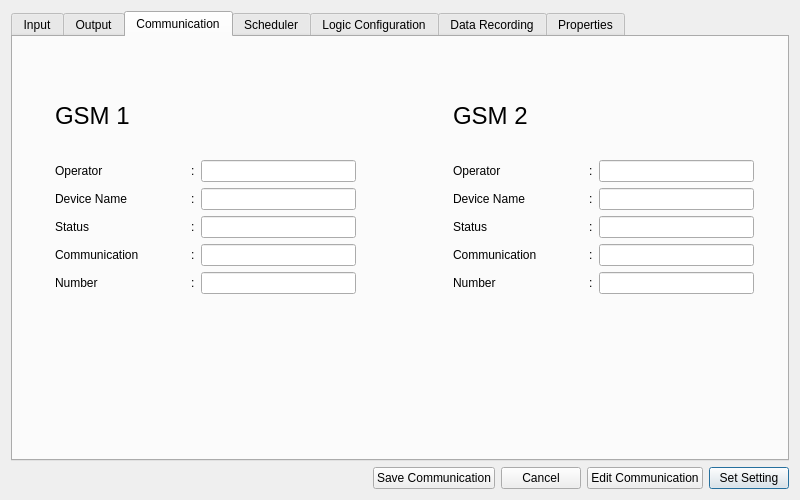
Above: view/formmodule.ui from zenaki/RTU before the change. Below: the same form after it.
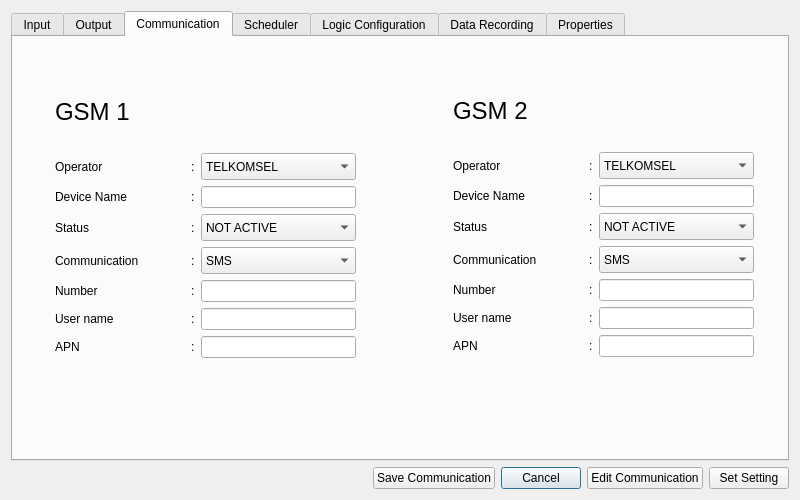
That is the form after the change. The open tabs and pages were chosen to show the change.

Patch:
```diff
--- a/view/formmodule.ui
+++ b/view/formmodule.ui
@@ -20,6 +20,57 @@
    <string>Dialog</string>
   </property>
   <layout class="QGridLayout" name="gridLayout_10">
+   <item row="1" column="0">
+    <layout class="QGridLayout" name="gridLayout">
+     <item row="0" column="2">
+      <widget class="QPushButton" name="pbCancel">
+       <property name="enabled">
+        <bool>true</bool>
+       </property>
+       <property name="text">
+        <string>Cancel</string>
+       </property>
+      </widget>
+     </item>
+     <item row="0" column="1">
+      <widget class="QPushButton" name="pbSave">
+       <property name="enabled">
+        <bool>true</bool>
+       </property>
+       <property name="text">
+        <string>Save Communication</string>
+       </property>
+      </widget>
+     </item>
+     <item row="0" column="4">
+      <widget class="QPushButton" name="pbSet">
+       <property name="text">
+        <string>Set Setting</string>
+       </property>
+      </widget>
+     </item>
+     <item row="0" column="3">
+      <widget class="QPushButton" name="pbEdit">
+       <property name="text">
+        <string>Edit Communication</string>
+       </property>
+      </widget>
+     </item>
+     <item row="0" column="0">
+      <spacer name="horizontalSpacer">
+       <property name="orientation">
+        <enum>Qt::Horizontal</enum>
+       </property>
+       <property name="sizeHint" stdset="0">
+        <size>
+         <width>40</width>
+         <height>20</height>
+        </size>
+       </property>
+      </spacer>
+     </item>
+    </layout>
+   </item>
    <item row="0" column="0">
     <widget class="QTabWidget" name="tabWidget">
      <property name="currentIndex">
@@ -112,7 +163,7 @@
          <x>42</x>
          <y>51</y>
          <width>301</width>
-         <height>206</height>
+         <height>270</height>
         </rect>
        </property>
        <layout class="QGridLayout" name="gridLayout_7">
@@ -128,16 +179,16 @@
           <property name="topMargin">
            <number>10</number>
           </property>
-          <item row="0" column="0">
-           <widget class="QLabel" name="label_2">
-            <property name="minimumSize">
+          <item row="5" column="1">
+           <widget class="QLabel" name="label_24">
+            <property name="maximumSize">
              <size>
-              <width>130</width>
+              <width>16</width>
               <height>17</height>
              </size>
             </property>
             <property name="text">
-             <string>Operator</string>
+             <string>:</string>
             </property>
            </widget>
           </item>
@@ -193,6 +244,45 @@
             </property>
            </widget>
           </item>
+          <item row="0" column="0">
+           <widget class="QLabel" name="label_2">
+            <property name="minimumSize">
+             <size>
+              <width>130</width>
+              <height>17</height>
+             </size>
+            </property>
+            <property name="text">
+             <string>Operator</string>
+            </property>
+           </widget>
+          </item>
+          <item row="4" column="0">
+           <widget class="QLabel" name="label_6">
+            <property name="minimumSize">
+             <size>
+              <width>130</width>
+              <height>17</height>
+             </size>
+            </property>
+            <property name="text">
+             <string>Number</string>
+            </property>
+           </widget>
+          </item>
+          <item row="4" column="1">
+           <widget class="QLabel" name="label_11">
+            <property name="maximumSize">
+             <size>
+              <width>16</width>
+              <height>17</height>
+             </size>
+            </property>
+            <property name="text">
+             <string>:</string>
+            </property>
+           </widget>
+          </item>
           <item row="2" column="1">
            <widget class="QLabel" name="label_9">
             <property name="maximumSize">
@@ -206,6 +296,19 @@
             </property>
            </widget>
           </item>
+          <item row="5" column="0">
+           <widget class="QLabel" name="label_23">
+            <property name="minimumSize">
+             <size>
+              <width>130</width>
+              <height>17</height>
+             </size>
+            </property>
+            <property name="text">
+             <string>User name</string>
+            </property>
+           </widget>
+          </item>
           <item row="3" column="0">
            <widget class="QLabel" name="label_5">
             <property name="minimumSize">
@@ -232,39 +335,6 @@
             </property>
            </widget>
           </item>
-          <item row="4" column="0">
-           <widget class="QLabel" name="label_6">
-            <property name="minimumSize">
-             <size>
-              <width>130</width>
-              <height>17</height>
-             </size>
-            </property>
-            <property name="text">
-             <string>Number</string>
-            </property>
-           </widget>
-          </item>
-          <item row="4" column="1">
-           <widget class="QLabel" name="label_11">
-            <property name="maximumSize">
-             <size>
-              <width>16</width>
-              <height>17</height>
-             </size>
-            </property>
-            <property name="text">
-             <string>:</string>
-            </property>
-           </widget>
-          </item>
-          <item row="0" column="2">
-           <widget class="QLineEdit" name="opt_1">
-            <property name="enabled">
-             <bool>true</bool>
-            </property>
-           </widget>
-          </item>
           <item row="1" column="2">
            <widget class="QLineEdit" name="device_1">
             <property name="enabled">
@@ -272,18 +342,29 @@
             </property>
            </widget>
           </item>
-          <item row="2" column="2">
-           <widget class="QLineEdit" name="status_1">
-            <property name="enabled">
-             <bool>true</bool>
+          <item row="0" column="2">
+           <widget class="QComboBox" name="opt_1">
+            <property name="minimumSize">
+             <size>
+              <width>141</width>
+              <height>27</height>
+             </size>
             </property>
-           </widget>
-          </item>
-          <item row="3" column="2">
-           <widget class="QLineEdit" name="com_1">
-            <property name="enabled">
-             <bool>true</bool>
-            </property>
+            <item>
+             <property name="text">
+              <string>TELKOMSEL</string>
+             </property>
+            </item>
+            <item>
+             <property name="text">
+              <string>INDOSAT</string>
+             </property>
+            </item>
+            <item>
+             <property name="text">
+              <string>XL</string>
+             </property>
+            </item>
            </widget>
           </item>
           <item row="4" column="2">
@@ -293,33 +374,132 @@
             </property>
            </widget>
           </item>
+          <item row="2" column="2">
+           <widget class="QComboBox" name="status_1">
+            <property name="minimumSize">
+             <size>
+              <width>141</width>
+              <height>27</height>
+             </size>
+            </property>
+            <item>
+             <property name="text">
+              <string>NOT ACTIVE</string>
+             </property>
+            </item>
+            <item>
+             <property name="text">
+              <string>ACTIVE</string>
+             </property>
+            </item>
+           </widget>
+          </item>
+          <item row="3" column="2">
+           <widget class="QComboBox" name="com_1">
+            <property name="minimumSize">
+             <size>
+              <width>141</width>
+              <height>27</height>
+             </size>
+            </property>
+            <item>
+             <property name="text">
+              <string>SMS</string>
+             </property>
+            </item>
+            <item>
+             <property name="text">
+              <string>GPRS</string>
+             </property>
+            </item>
+           </widget>
+          </item>
+          <item row="5" column="2">
+           <widget class="QLineEdit" name="user_1">
+            <property name="enabled">
+             <bool>true</bool>
+            </property>
+           </widget>
+          </item>
+          <item row="6" column="1">
+           <widget class="QLabel" name="label_26">
+            <property name="maximumSize">
+             <size>
+              <width>16</width>
+              <height>17</height>
+             </size>
+            </property>
+            <property name="text">
+             <string>:</string>
+            </property>
+           </widget>
+          </item>
+          <item row="6" column="2">
+           <widget class="QLineEdit" name="apn_1">
+            <property name="enabled">
+             <bool>true</bool>
+            </property>
+           </widget>
+          </item>
+          <item row="6" column="0">
+           <widget class="QLabel" name="label_25">
+            <property name="minimumSize">
+             <size>
+              <width>130</width>
+              <height>17</height>
+             </size>
+            </property>
+            <property name="text">
+             <string>APN</string>
+            </property>
+           </widget>
+          </item>
          </layout>
         </item>
        </layout>
       </widget>
-      <widget class="QWidget" name="layoutWidget">
+      <widget class="QWidget" name="layoutWidget_3">
        <property name="geometry">
         <rect>
          <x>440</x>
-         <y>51</y>
+         <y>50</y>
          <width>301</width>
-         <height>206</height>
+         <height>270</height>
         </rect>
        </property>
        <layout class="QGridLayout" name="gridLayout_8">
-        <item row="0" column="0">
-         <widget class="QLabel" name="label_12">
-          <property name="text">
-           <string>&lt;html&gt;&lt;head/&gt;&lt;body&gt;&lt;p&gt;&lt;span style=&quot; font-size:18pt;&quot;&gt;GSM 2&lt;/span&gt;&lt;/p&gt;&lt;/body&gt;&lt;/html&gt;</string>
-          </property>
-         </widget>
-        </item>
         <item row="1" column="0">
          <layout class="QGridLayout" name="gridLayout_9">
           <property name="topMargin">
            <number>10</number>
           </property>
-          <item row="0" column="0">
+          <item row="5" column="1">
+           <widget class="QLabel" name="label_27">
+            <property name="maximumSize">
+             <size>
+              <width>16</width>
+              <height>17</height>
+             </size>
+            </property>
+            <property name="text">
+             <string>:</string>
+            </property>
+           </widget>
+          </item>
+          <item row="0" column="1">
+           <widget class="QLabel" name="label_12">
+            <property name="maximumSize">
+             <size>
+              <width>16</width>
+              <height>17</height>
+             </size>
+            </property>
+            <property name="text">
+             <string>:</string>
+            </property>
+           </widget>
+          </item>
+          <item row="1" column="0">
            <widget class="QLabel" name="label_13">
             <property name="minimumSize">
              <size>
@@ -328,11 +508,11 @@
              </size>
             </property>
             <property name="text">
-             <string>Operator</string>
+             <string>Device Name</string>
             </property>
            </widget>
           </item>
-          <item row="0" column="1">
+          <item row="1" column="1">
            <widget class="QLabel" name="label_14">
             <property name="maximumSize">
              <size>
@@ -345,7 +525,7 @@
             </property>
            </widget>
           </item>
-          <item row="1" column="0">
+          <item row="2" column="0">
            <widget class="QLabel" name="label_15">
             <property name="minimumSize">
              <size>
@@ -354,24 +534,24 @@
              </size>
             </property>
             <property name="text">
-             <string>Device Name</string>
+             <string>Status</string>
             </property>
            </widget>
           </item>
-          <item row="1" column="1">
+          <item row="0" column="0">
            <widget class="QLabel" name="label_16">
-            <property name="maximumSize">
+            <property name="minimumSize">
              <size>
-              <width>16</width>
+              <width>130</width>
               <height>17</height>
              </size>
             </property>
             <property name="text">
-             <string>:</string>
+             <string>Operator</string>
             </property>
            </widget>
           </item>
-          <item row="2" column="0">
+          <item row="4" column="0">
            <widget class="QLabel" name="label_17">
             <property name="minimumSize">
              <size>
@@ -380,11 +560,11 @@
              </size>
             </property>
             <property name="text">
-             <string>Status</string>
+             <string>Number</string>
             </property>
            </widget>
           </item>
-          <item row="2" column="1">
+          <item row="4" column="1">
            <widget class="QLabel" name="label_18">
             <property name="maximumSize">
              <size>
@@ -397,8 +577,21 @@
             </property>
            </widget>
           </item>
-          <item row="3" column="0">
+          <item row="2" column="1">
            <widget class="QLabel" name="label_19">
+            <property name="maximumSize">
+             <size>
+              <width>16</width>
+              <height>17</height>
+             </size>
+            </property>
+            <property name="text">
+             <string>:</string>
+            </property>
+           </widget>
+          </item>
+          <item row="5" column="0">
+           <widget class="QLabel" name="label_28">
             <property name="minimumSize">
              <size>
               <width>130</width>
@@ -406,53 +599,33 @@
              </size>
             </property>
             <property name="text">
-             <string>Communication</string>
+             <string>User name</string>
             </property>
            </widget>
           </item>
-          <item row="3" column="1">
+          <item row="3" column="0">
            <widget class="QLabel" name="label_20">
-            <property name="maximumSize">
+            <property name="minimumSize">
              <size>
-              <width>16</width>
+              <width>130</width>
               <height>17</height>
              </size>
             </property>
             <property name="text">
-             <string>:</string>
+             <string>Communication</string>
             </property>
            </widget>
           </item>
-          <item row="4" column="1">
-           <widget class="QLabel" name="label_22">
-            <property name="maximumSize">
-             <size>
-              <width>16</width>
-              <height>17</height>
-             </size>
-            </property>
-            <property name="text">
-             <string>:</string>
-            </property>
-           </widget>
-          </item>
-          <item row="4" column="0">
+          <item row="3" column="1">
            <widget class="QLabel" name="label_21">
-            <property name="minimumSize">
+            <property name="maximumSize">
              <size>
-              <width>130</width>
+              <width>16</width>
               <height>17</height>
              </size>
             </property>
             <property name="text">
-             <string>Number</string>
-            </property>
-           </widget>
-          </item>
-          <item row="0" column="2">
-           <widget class="QLineEdit" name="opt_2">
-            <property name="enabled">
-             <bool>true</bool>
+             <string>:</string>
             </property>
            </widget>
           </item>
@@ -463,18 +636,29 @@
             </property>
            </widget>
           </item>
-          <item row="2" column="2">
-           <widget class="QLineEdit" name="status_2">
-            <property name="enabled">
-             <bool>true</bool>
+          <item row="0" column="2">
+           <widget class="QComboBox" name="opt_2">
+            <property name="minimumSize">
+             <size>
+              <width>141</width>
+              <height>27</height>
+             </size>
             </property>
-           </widget>
-          </item>
-          <item row="3" column="2">
-           <widget class="QLineEdit" name="com_2">
-            <property name="enabled">
-             <bool>true</bool>
-            </property>
+            <item>
+             <property name="text">
+              <string>TELKOMSEL</string>
+             </property>
+            </item>
+            <item>
+             <property name="text">
+              <string>INDOSAT</string>
+             </property>
+            </item>
+            <item>
+             <property name="text">
+              <string>XL</string>
+             </property>
+            </item>
            </widget>
           </item>
           <item row="4" column="2">
@@ -484,8 +668,95 @@
             </property>
            </widget>
           </item>
+          <item row="2" column="2">
+           <widget class="QComboBox" name="status_2">
+            <property name="minimumSize">
+             <size>
+              <width>141</width>
+              <height>27</height>
+             </size>
+            </property>
+            <item>
+             <property name="text">
+              <string>NOT ACTIVE</string>
+             </property>
+            </item>
+            <item>
+             <property name="text">
+              <string>ACTIVE</string>
+             </property>
+            </item>
+           </widget>
+          </item>
+          <item row="3" column="2">
+           <widget class="QComboBox" name="com_2">
+            <property name="minimumSize">
+             <size>
+              <width>141</width>
+              <height>27</height>
+             </size>
+            </property>
+            <item>
+             <property name="text">
+              <string>SMS</string>
+             </property>
+            </item>
+            <item>
+             <property name="text">
+              <string>GPRS</string>
+             </property>
+            </item>
+           </widget>
+          </item>
+          <item row="5" column="2">
+           <widget class="QLineEdit" name="user_2">
+            <property name="enabled">
+             <bool>true</bool>
+            </property>
+           </widget>
+          </item>
+          <item row="6" column="1">
+           <widget class="QLabel" name="label_29">
+            <property name="maximumSize">
+             <size>
+              <width>16</width>
+              <height>17</height>
+             </size>
+            </property>
+            <property name="text">
+             <string>:</string>
+            </property>
+           </widget>
+          </item>
+          <item row="6" column="2">
+           <widget class="QLineEdit" name="apn_2">
+            <property name="enabled">
+             <bool>true</bool>
+            </property>
+           </widget>
+          </item>
+          <item row="6" column="0">
+           <widget class="QLabel" name="label_30">
+            <property name="minimumSize">
+             <size>
+              <width>130</width>
+              <height>17</height>
+             </size>
+            </property>
+            <property name="text">
+             <string>APN</string>
+            </property>
+           </widget>
+          </item>
          </layout>
         </item>
+        <item row="0" column="0">
+         <widget class="QLabel" name="label_22">
+          <property name="text">
+           <string>&lt;html&gt;&lt;head/&gt;&lt;body&gt;&lt;p&gt;&lt;span style=&quot; font-size:18pt;&quot;&gt;GSM 2&lt;/span&gt;&lt;/p&gt;&lt;/body&gt;&lt;/html&gt;</string>
+          </property>
+         </widget>
+        </item>
        </layout>
       </widget>
      </widget>
@@ -521,57 +792,6 @@
      </widget>
     </widget>
    </item>
-   <item row="1" column="0">
-    <layout class="QGridLayout" name="gridLayout">
-     <item row="0" column="0">
-      <spacer name="horizontalSpacer">
-       <property name="orientation">
-        <enum>Qt::Horizontal</enum>
-       </property>
-       <property name="sizeHint" stdset="0">
-        <size>
-         <width>40</width>
-         <height>20</height>
-        </size>
-       </property>
-      </spacer>
-     </item>
-     <item row="0" column="4">
-      <widget class="QPushButton" name="pbSet">
-       <property name="text">
-        <string>Set Setting</string>
-       </property>
-      </widget>
-     </item>
-     <item row="0" column="3">
-      <widget class="QPushButton" name="pbEdit">
-       <property name="text">
-        <string>Edit Communication</string>
-       </property>
-      </widget>
-     </item>
-     <item row="0" column="2">
-      <widget class="QPushButton" name="pbCancel">
-       <property name="enabled">
-        <bool>true</bool>
-       </property>
-       <property name="text">
-        <string>Cancel</string>
-       </property>
-      </widget>
-     </item>
-     <item row="0" column="1">
-      <widget class="QPushButton" name="pbSave">
-       <property name="enabled">
-        <bool>true</bool>
-       </property>
-       <property name="text">
-        <string>Save Communication</string>
-       </property>
-      </widget>
-     </item>
-    </layout>
-   </item>
   </layout>
  </widget>
  <resources/>
```
